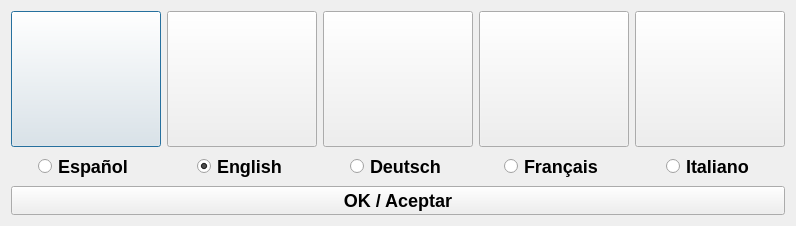
Old version of the form src/languagechooser.ui in the repository dannagle/PacketSender.
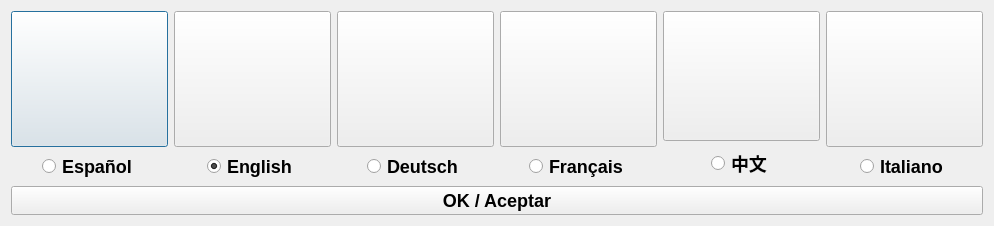
New version of the form. Icons and pictures are not drawn.

Commit message: adding chinese language translation #363

```diff
--- a/src/languagechooser.ui
+++ b/src/languagechooser.ui
@@ -6,7 +6,7 @@
    <rect>
     <x>0</x>
     <y>0</y>
-    <width>679</width>
+    <width>994</width>
     <height>226</height>
    </rect>
   </property>
@@ -157,6 +157,42 @@
        </item>
       </layout>
      </item>
+     <item>
+      <layout class="QVBoxLayout" name="verticalLayout_chinese">
+       <item>
+        <widget class="QPushButton" name="chineseLabel">
+         <property name="sizePolicy">
+          <sizepolicy hsizetype="Minimum" vsizetype="Expanding">
+           <horstretch>0</horstretch>
+           <verstretch>0</verstretch>
+          </sizepolicy>
+         </property>
+         <property name="minimumSize">
+          <size>
+           <width>150</width>
+           <height>0</height>
+          </size>
+         </property>
+         <property name="styleSheet">
+          <string notr="true">image:url(:/languages/chinese-flag.png);</string>
+         </property>
+        </widget>
+       </item>
+       <item alignment="Qt::AlignHCenter">
+        <widget class="QRadioButton" name="radioChinese">
+         <property name="styleSheet">
+          <string notr="true">font: bold;font-size: 18px;</string>
+         </property>
+         <property name="text">
+          <string>中文</string>
+         </property>
+         <property name="checked">
+          <bool>false</bool>
+         </property>
+        </widget>
+       </item>
+      </layout>
+     </item>
      <item>
       <layout class="QVBoxLayout" name="verticalLayout_5">
        <item>
```
The commit also changes 9 other files.
